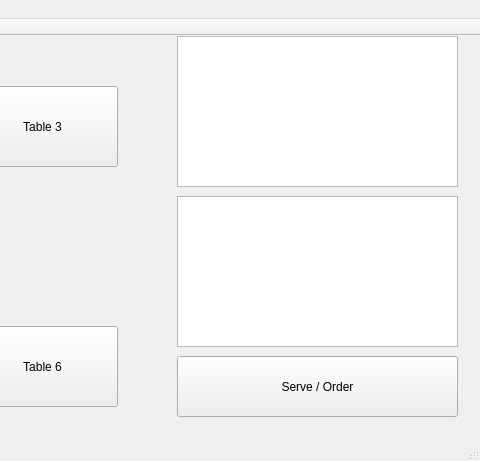
Above: home.ui from cinxdy/Dae-Ta before the change; both pictures show x 673 to 1153 and y 0 to 461 of the 1153 by 461 pixel window. Below: the same form after it.
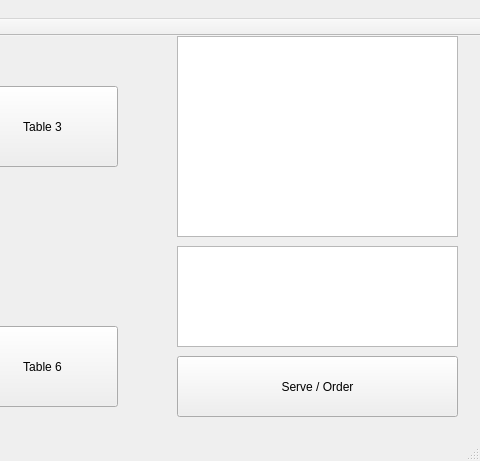
That is the form after the change.

Commit message: Update table buttons

```diff
--- a/home.ui
+++ b/home.ui
@@ -111,7 +111,7 @@
       <x>850</x>
       <y>0</y>
       <width>281</width>
-      <height>151</height>
+      <height>201</height>
      </rect>
     </property>
    </widget>
@@ -119,9 +119,9 @@
     <property name="geometry">
      <rect>
       <x>850</x>
-      <y>160</y>
+      <y>210</y>
       <width>281</width>
-      <height>151</height>
+      <height>101</height>
      </rect>
     </property>
    </widget>
```
Left out of the diff: 2 changed lines with no effect on the pictures. The commit also changes 2 other files.
